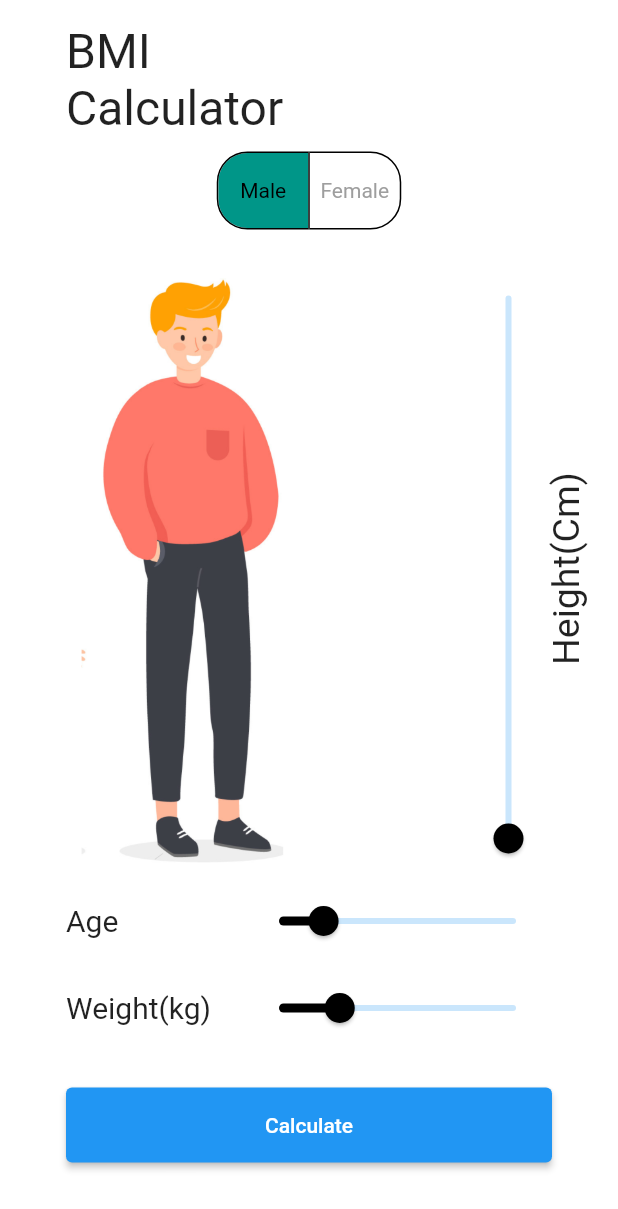
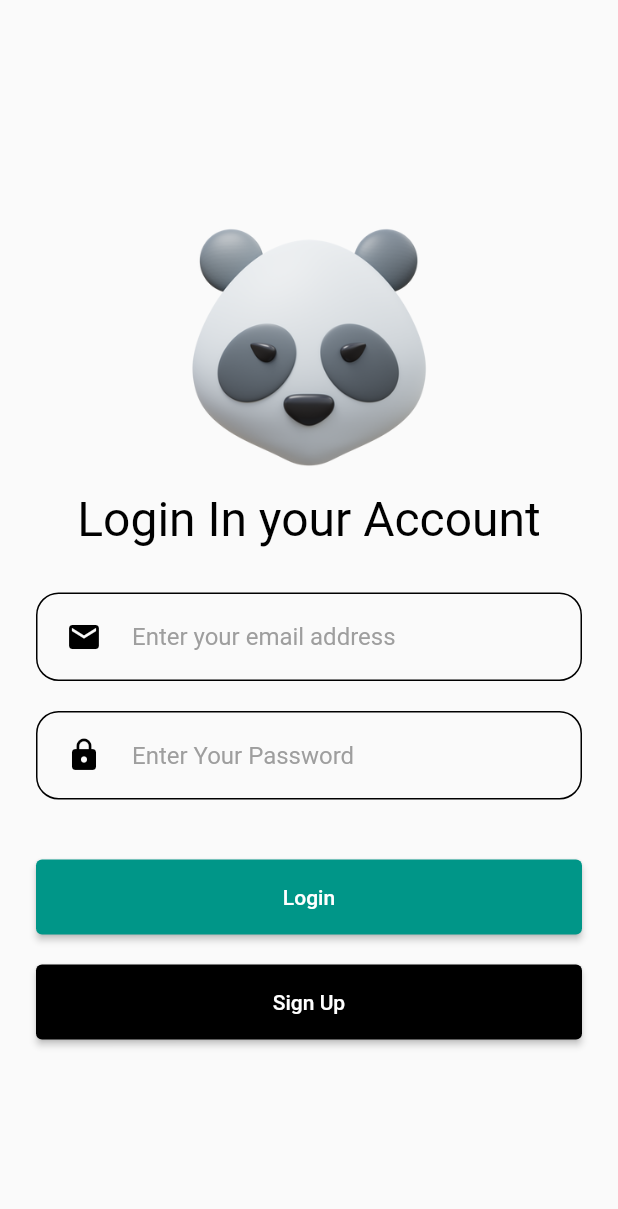
Before and after one commit to Pushpendra1001/COB-App_Developement_Intern-Phase2-Project_2, a Flutter app: the screen it shows after launch, on a phone screen of 412 x 824 dp. Shown: the top 1209 px of the screen. Run offline on Flutter 3.47's test engine with Material 2 defaults, Android fonts, the phone set to English and light mode, and no system bars; our stand-ins replace firebase_auth, firebase_core, google_fonts; missing offline and left inert: arc_progress_bar_new; accounts and stored records are empty; Roboto replaces fonts that are missing (Gabriela).

Commit message:
login system

```diff
--- /dev/null
+++ b/lib/login.dart
@@ -0,0 +1,158 @@
+import 'package:bmi/Homepage.dart';
+import 'package:bmi/signup.dart';
+import 'package:firebase_auth/firebase_auth.dart';
+import 'package:firebase_core/firebase_core.dart';
+import 'package:flutter/material.dart';
+import 'package:flutter/services.dart';
+import 'package:google_fonts/google_fonts.dart';
+
+class Login extends StatefulWidget {
+  const Login({super.key});
+
+  @override
+  State<Login> createState() => _LoginState();
+}
+
+class _LoginState extends State<Login> {
+  final TextEditingController _email = TextEditingController();
+  final TextEditingController _password = TextEditingController();
+
+  @override
+  Widget build(BuildContext context) {
+    return Scaffold(
+      body: Center(
+        child: Container(
+          child: SingleChildScrollView(
+            child: Column(
+              mainAxisAlignment: MainAxisAlignment.center,
+              children: [
+                Image.asset(
+                  "assets/panda.png",
+                  height: MediaQuery.of(context).size.height / 2 / 2,
+                ),
+                Text("Login In your Account",
+                    style: GoogleFonts.sendFlowers(
+                        fontSize: 32, color: Colors.black)),
+                const SizedBox(
+                  height: 20,
+                ),
+                Padding(
+                  padding:
+                      const EdgeInsets.symmetric(horizontal: 24, vertical: 10),
+                  child: TextField(
+                    style: const TextStyle(color: Colors.black),
+                    controller: _email,
+                    decoration: const InputDecoration(
+                        focusedBorder: OutlineInputBorder(
+                            borderRadius:
+                                BorderRadius.all(Radius.circular(15))),
+                        hintText: "Enter your email address",
+                        prefixIcon: Padding(
+                          padding: EdgeInsets.symmetric(horizontal: 20),
+                          child: Icon(
+                            Icons.email,
+                            color: Colors.black,
+                          ),
+                        ),
+                        hintStyle: TextStyle(color: Colors.grey),
+                        enabledBorder: OutlineInputBorder(
+                            borderRadius: BorderRadius.all(Radius.circular(15)),
+                            borderSide: BorderSide(
+                              color: Colors.black,
+                            )),
+                        border: OutlineInputBorder(
+                            borderSide: BorderSide(
+                                color: Colors.black,
+                                style: BorderStyle.solid))),
+                  ),
+                ),
+                Padding(
+                  padding:
+                      const EdgeInsets.symmetric(horizontal: 24, vertical: 10),
+                  child: TextField(
+                    style: const TextStyle(color: Colors.black),
+                    obscureText: true,
+                    controller: _password,
+                    decoration: const InputDecoration(
+                        focusedBorder: OutlineInputBorder(
+                            borderRadius:
+                                BorderRadius.all(Radius.circular(15))),
+                        hintText: "Enter Your Password",
+                        prefixIcon: Padding(
+                          padding: EdgeInsets.symmetric(horizontal: 20),
+                          child: Icon(
+                            Icons.lock,
+                            color: Colors.black,
+                          ),
+                        ),
+                        hintStyle: TextStyle(color: Colors.grey),
+                        enabledBorder: OutlineInputBorder(
+                            borderRadius: BorderRadius.all(Radius.circular(15)),
+                            borderSide: BorderSide(
+                              color: Colors.black,
+                            )),
+                        border: OutlineInputBorder(
+                            borderSide: BorderSide(
+                                color: Colors.black,
+                                style: BorderStyle.solid))),
+                  ),
+                ),
+                const SizedBox(
+                  height: 20,
+                ),
+                Padding(
+                  padding:
+                      const EdgeInsets.symmetric(horizontal: 24, vertical: 10),
+                  child: SizedBox(
+                    width: MediaQuery.of(context).size.width,
+                    height: 50,
+                    child: ElevatedButton(
+                        style: ElevatedButton.styleFrom(
+                            backgroundColor: Colors.teal),
+                        onPressed: () {
+                          FirebaseAuth.instance
+                              .signInWithEmailAndPassword(
+                                  email: _email.text, password: _password.text)
+                              .then((value) => Navigator.push(
+                                  context,
+                                  MaterialPageRoute(
+                                    builder: (context) => const HomePage(),
+                                  )))
+                              .onError(
+                                  (error, stackTrace) => (error, stackTrace) {
+                                        print(error);
+                                      });
+                        },
+                        child: const Text("Login")),
+                  ),
+                ),
+                Padding(
+                  padding:
+                      const EdgeInsets.symmetric(vertical: 10, horizontal: 24),
+                  child: SizedBox(
+                    width: MediaQuery.of(context).size.width,
+                    height: 50,
+                    child: ElevatedButton(
+                        style: ElevatedButton.styleFrom(
+                            backgroundColor: Colors.black),
+                        onPressed: () {
+                          Navigator.push(
+                              context,
+                              MaterialPageRoute(
+                                builder: (context) => SignUpScreen(),
+                              ));
+                        },
+                        child: const Text(
+                          "Sign Up",
+                          style: TextStyle(color: Colors.white),
+                        )),
+                  ),
+                )
+              ],
+            ),
+          ),
+        ),
+      ),
+    );
+  }
+}
--- a/lib/main.dart
+++ b/lib/main.dart
@@ -1,8 +1,13 @@
 import 'package:bmi/Homepage.dart';
+import 'package:bmi/firebase_options.dart';
+import 'package:bmi/login.dart';
+import 'package:firebase_core/firebase_core.dart';
 import 'package:flutter/material.dart';
 
-void main() {
-  runApp(const MyApp());
+void main() async {
+  WidgetsFlutterBinding.ensureInitialized();
+  await Firebase.initializeApp(options: DefaultFirebaseOptions.currentPlatform);
+  return runApp(const MyApp());
 }
 
 class MyApp extends StatelessWidget {
@@ -15,7 +20,7 @@ class MyApp extends StatelessWidget {
       theme: ThemeData(
         primaryColor: Colors.blue,
       ),
-      home: const HomePage(),
+      home: const Login(),
     );
   }
 }
--- a/pubspec.yaml
+++ b/pubspec.yaml
@@ -36,6 +36,8 @@ dependencies:
   cupertino_icons: ^1.0.2
   google_fonts: ^6.1.0
   arc_progress_bar_new: ^1.0.4
+  firebase_auth: ^4.14.0
+  firebase_core: ^2.22.0
 
 dev_dependencies:
   flutter_test:
@@ -62,6 +64,7 @@ flutter:
   assets:
     - assets/female/
     - assets/Male/
+    - assets/
   #   - images/a_dot_ham.jpeg
 
   # An image asset can refer to one or more resolution-specific "variants", see
```
Also changed, not shown: lib/Homepage.dart (+90 -12 lines), lib/signup.dart (added, +148 -0 lines), assets/female/1.png, assets/female/2.png, assets/female/3.png, assets/female/4.png, assets/female/5.png, assets/panda.png (added), lib/firebase_options.dart (added), pubspec.lock, 8 other files.
